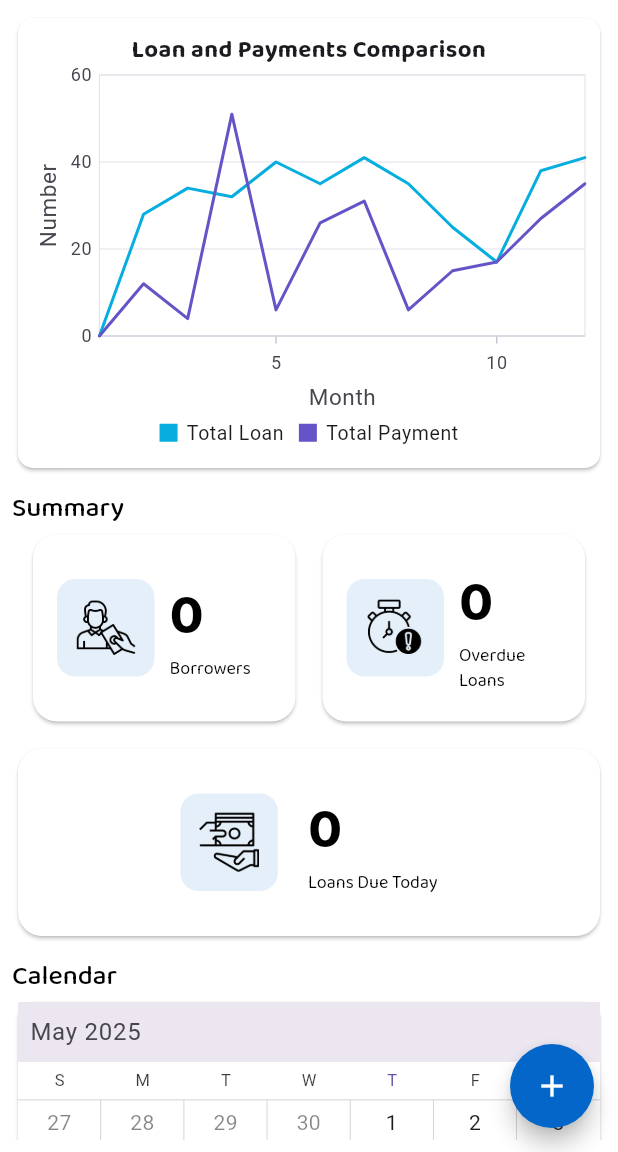
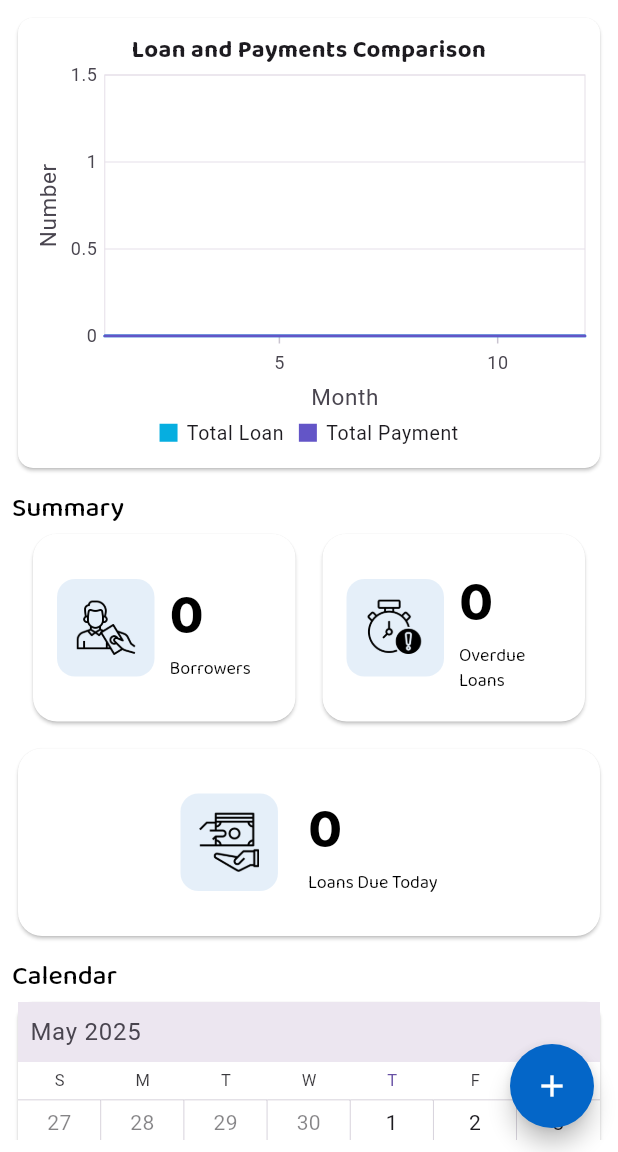
Before and after one commit to lansoyyy/pautang_tracker, a Flutter app: the HomeScreen screen opened directly with empty values, on a phone screen of 412 x 824 dp, the part 84-1236 px from its top. Run offline on Flutter 3.47's test engine with Material 3 defaults, Android fonts, the phone set to English and light mode, and no system bars; drawn by our look-alikes of syncfusion_flutter_calendar; our stand-ins replace cloud_firestore, firebase_core, flutter_slidable, fluttertoast, get_storage, syncfusion_flutter_charts; accounts and stored records are empty.

Commit message:
added charts func

```diff
--- a/lib/screens/home_screen.dart
+++ b/lib/screens/home_screen.dart
@@ -31,6 +31,41 @@ class _HomeScreenState extends State<HomeScreen> {
   int overdueLoans = 0;
   int loansDueToday = 0;
   bool hasLoaded = false;
+  double totalLoanJanuary = 0;
+  double totalPaymentJanuary = 0;
+
+  double totalLoanFebruary = 0;
+  double totalPaymentFebruary = 0;
+
+  double totalLoanMarch = 0;
+  double totalPaymentMarch = 0;
+
+  double totalLoanApril = 0;
+  double totalPaymentApril = 0;
+
+  double totalLoanMay = 0;
+  double totalPaymentMay = 0;
+
+  double totalLoanJune = 0;
+  double totalPaymentJune = 0;
+
+  double totalLoanJuly = 0;
+  double totalPaymentJuly = 0;
+
+  double totalLoanAugust = 0;
+  double totalPaymentAugust = 0;
+
+  double totalLoanSeptember = 0;
+  double totalPaymentSeptember = 0;
+
+  double totalLoanOctober = 0;
+  double totalPaymentOctober = 0;
+
+  double totalLoanNovember = 0;
+  double totalPaymentNovember = 0;
+
+  double totalLoanDecember = 0;
+  double totalPaymentDecember = 0;
 
   getSummaryData() {
     FirebaseFirestore.instance
@@ -49,6 +84,76 @@ class _HomeScreenState extends State<HomeScreen> {
         .get()
         .then((QuerySnapshot data) {
       for (var doc in data.docs) {
+        print(DateFormat("MMMM dd, yyyy").parse(doc['lastPaid']).month);
+        setState(() {
+          if (DateFormat("MMMM dd, yyyy").parse(doc['lastPaid']).month == 1) {
+            totalPaymentJanuary += double.parse(doc['paidAmount'].toString());
+          } else if (DateFormat("MMMM dd, yyyy").parse(doc['lastPaid']).month ==
+              2) {
+            totalPaymentFebruary += double.parse(doc['paidAmount'].toString());
+          } else if (DateFormat("MMMM dd, yyyy").parse(doc['lastPaid']).month ==
+              3) {
+            totalPaymentMarch += double.parse(doc['paidAmount'].toString());
+          } else if (DateFormat("MMMM dd, yyyy").parse(doc['lastPaid']).month ==
+              4) {
+            totalPaymentApril += double.parse(doc['paidAmount'].toString());
+          } else if (DateFormat("MMMM dd, yyyy").parse(doc['lastPaid']).month ==
+              5) {
+            totalPaymentMay += double.parse(doc['paidAmount'].toString());
+          } else if (DateFormat("MMMM dd, yyyy").parse(doc['lastPaid']).month ==
+              6) {
+            totalPaymentJune += double.parse(doc['paidAmount'].toString());
+          } else if (DateFormat("MMMM dd, yyyy").parse(doc['lastPaid']).month ==
+              7) {
+            totalPaymentJuly += double.parse(doc['paidAmount'].toString());
+          } else if (DateFormat("MMMM dd, yyyy").parse(doc['lastPaid']).month ==
+              8) {
+            totalPaymentAugust += double.parse(doc['paidAmount'].toString());
+          } else if (DateFormat("MMMM dd, yyyy").parse(doc['lastPaid']).month ==
+              9) {
+            totalPaymentSeptember += double.parse(doc['paidAmount'].toString());
+          } else if (DateFormat("MMMM dd, yyyy").parse(doc['lastPaid']).month ==
+              10) {
+            totalPaymentOctober += double.parse(doc['paidAmount'].toString());
+          } else if (DateFormat("MMMM dd, yyyy").parse(doc['lastPaid']).month ==
+              11) {
+            totalPaymentNovember += double.parse(doc['paidAmount'].toString());
+          } else if (DateFormat("MMMM dd, yyyy").parse(doc['lastPaid']).month ==
+              12) {
+            totalPaymentDecember += double.parse(doc['paidAmount'].toString());
+          }
+        });
+
+        setState(() {
+          if (doc['dateTime'].toDate().month == 1) {
+            totalLoanJanuary += double.parse(doc['amount'].toString());
+          } else if (doc['dateTime'].toDate().month == 2) {
+            totalLoanFebruary += double.parse(doc['amount'].toString());
+          } else if (doc['dateTime'].toDate().month == 3) {
+            totalLoanMarch += double.parse(doc['amount'].toString());
+          } else if (doc['dateTime'].toDate().month == 4) {
+            totalLoanApril += double.parse(doc['amount'].toString());
+          } else if (doc['dateTime'].toDate().month == 5) {
+            totalLoanMay += double.parse(doc['amount'].toString());
+          } else if (doc['dateTime'].toDate().month == 6) {
+            totalLoanJune += double.parse(doc['amount'].toString());
+          } else if (doc['dateTime'].toDate().month == 7) {
+            totalLoanJuly += double.parse(doc['amount'].toString());
+          } else if (doc['dateTime'].toDate().month == 8) {
+            totalLoanAugust += double.parse(doc['amount'].toString());
+          } else if (doc['dateTime'].toDate().month == 9) {
+            totalLoanSeptember += double.parse(doc['amount'].toString());
+          } else if (doc['dateTime'].toDate().month == 10) {
+            totalLoanOctober += double.parse(doc['amount'].toString());
+          } else if (doc['dateTime'].toDate().month == 11) {
+            totalLoanNovember += double.parse(doc['amount'].toString());
+          } else if (doc['dateTime'].toDate().month == 12) {
+            totalLoanDecember += double.parse(doc['amount'].toString());
+          }
+        });
+
+        // totalLoan += double.parse(doc['amount'].toString());
+
         if (DateTime.now()
             .isAfter(DateFormat("MMMM dd, yyyy").parse(doc['dueDate']))) {
           setState(() {
@@ -74,32 +179,32 @@ class _HomeScreenState extends State<HomeScreen> {
   @override
   Widget build(BuildContext context) {
     final List<SalesData> chartData = [
-      SalesData(1, 0),
-      SalesData(2, 28),
-      SalesData(3, 34),
-      SalesData(4, 32),
-      SalesData(5, 40),
-      SalesData(6, 35),
-      SalesData(7, 41),
-      SalesData(8, 35),
-      SalesData(9, 25),
-      SalesData(10, 17),
-      SalesData(11, 38),
-      SalesData(12, 41)
+      SalesData(1, totalLoanJanuary),
+      SalesData(2, totalLoanFebruary),
+      SalesData(3, totalLoanMarch),
+      SalesData(4, totalLoanApril),
+      SalesData(5, totalLoanMay),
+      SalesData(6, totalLoanJune),
+      SalesData(7, totalLoanJuly),
+      SalesData(8, totalLoanAugust),
+      SalesData(9, totalLoanSeptember),
+      SalesData(10, totalLoanOctober),
+      SalesData(11, totalLoanNovember),
+      SalesData(12, totalLoanDecember),
     ];
     final List<SalesData> chartData1 = [
-      SalesData(1, 0),
-      SalesData(2, 12),
-      SalesData(3, 4),
-      SalesData(4, 51),
-      SalesData(5, 6),
-      SalesData(6, 26),
-      SalesData(7, 31),
-      SalesData(8, 6),
-      SalesData(9, 15),
-      SalesData(10, 17),
-      SalesData(11, 27),
-      SalesData(12, 35)
+      SalesData(1, totalPaymentJanuary),
+      SalesData(2, totalPaymentFebruary),
+      SalesData(3, totalPaymentMarch),
+      SalesData(4, totalPaymentApril),
+      SalesData(5, totalPaymentMay),
+      SalesData(6, totalPaymentJune),
+      SalesData(7, totalPaymentJuly),
+      SalesData(8, totalPaymentAugust),
+      SalesData(9, totalPaymentSeptember),
+      SalesData(10, totalPaymentOctober),
+      SalesData(11, totalPaymentNovember),
+      SalesData(12, totalPaymentDecember),
     ];
     return Scaffold(
       backgroundColor: Colors.white,
```
